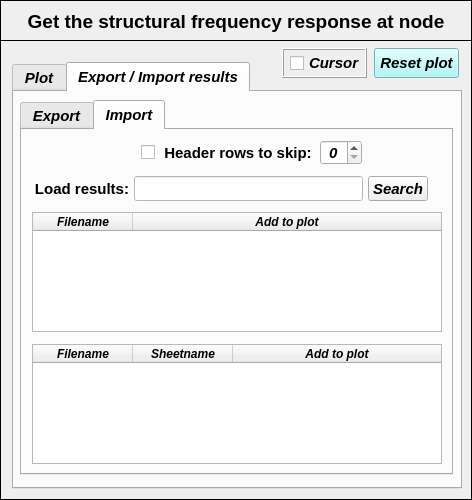
Old version of the form data/user_input/ui/Plots/Results/Structural/plotStructuralFrequencyResponseInput.ui in the repository open-pulse/OpenPulse.
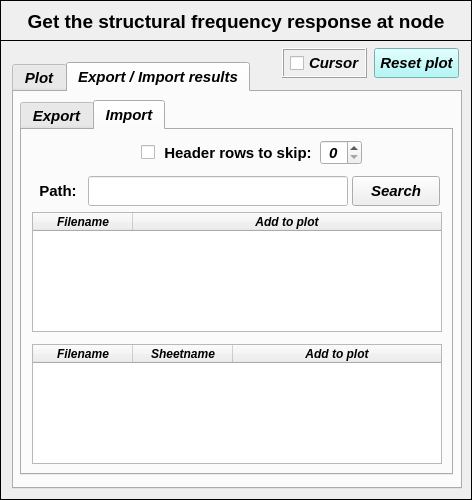
New version of the form. The open tabs and pages were chosen to show the change. Icons and pictures are not drawn.

```diff
--- a/data/user_input/ui/Plots/Results/Structural/plotStructuralFrequencyResponseInput.ui
+++ b/data/user_input/ui/Plots/Results/Structural/plotStructuralFrequencyResponseInput.ui
@@ -1322,25 +1322,25 @@
        <attribute name="title">
         <string>Import</string>
        </attribute>
-       <widget class="QToolButton" name="toolButton_ChooseFolderImport">
+       <widget class="QPushButton" name="pushButton_search_file_to_import">
         <property name="geometry">
          <rect>
-          <x>346</x>
+          <x>330</x>
           <y>46</y>
-          <width>60</width>
-          <height>25</height>
+          <width>88</width>
+          <height>30</height>
          </rect>
         </property>
         <property name="minimumSize">
          <size>
-          <width>0</width>
-          <height>25</height>
+          <width>88</width>
+          <height>30</height>
          </size>
         </property>
         <property name="maximumSize">
          <size>
-          <width>65</width>
-          <height>25</height>
+          <width>88</width>
+          <height>30</height>
          </size>
         </property>
         <property name="sizeIncrement">
@@ -1368,22 +1368,22 @@
         </property>
         <property name="geometry">
          <rect>
-          <x>112</x>
+          <x>66</x>
           <y>46</y>
-          <width>229</width>
-          <height>25</height>
+          <width>260</width>
+          <height>30</height>
          </rect>
         </property>
         <property name="minimumSize">
          <size>
-          <width>0</width>
-          <height>25</height>
+          <width>260</width>
+          <height>30</height>
          </size>
         </property>
         <property name="maximumSize">
          <size>
-          <width>16777215</width>
-          <height>25</height>
+          <width>260</width>
+          <height>30</height>
          </size>
         </property>
         <property name="font">
@@ -1408,22 +1408,22 @@
        <widget class="QLabel" name="label_9">
         <property name="geometry">
          <rect>
-          <x>10</x>
+          <x>6</x>
           <y>46</y>
-          <width>100</width>
-          <height>25</height>
+          <width>60</width>
+          <height>30</height>
          </rect>
         </property>
         <property name="minimumSize">
          <size>
-          <width>100</width>
-          <height>25</height>
+          <width>60</width>
+          <height>30</height>
          </size>
         </property>
         <property name="maximumSize">
          <size>
-          <width>100</width>
-          <height>25</height>
+          <width>60</width>
+          <height>30</height>
          </size>
         </property>
         <property name="font">
@@ -1436,7 +1436,7 @@
          </font>
         </property>
         <property name="text">
-         <string>Load results:</string>
+         <string>Path:</string>
         </property>
         <property name="alignment">
          <set>Qt::AlignCenter</set>
```
Left out of the diff: 4 changed lines with no effect on the pictures.
